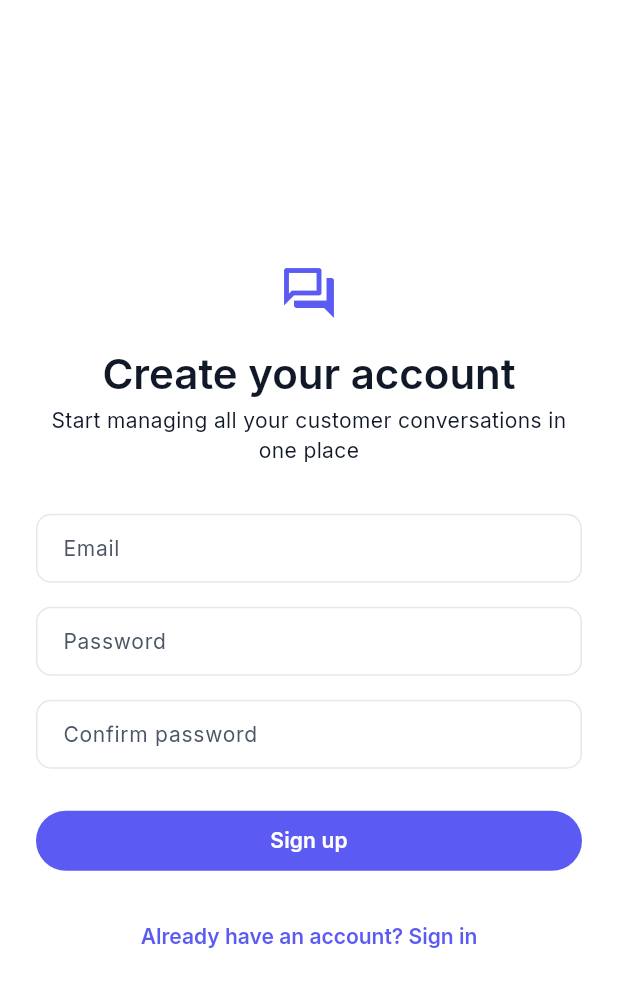
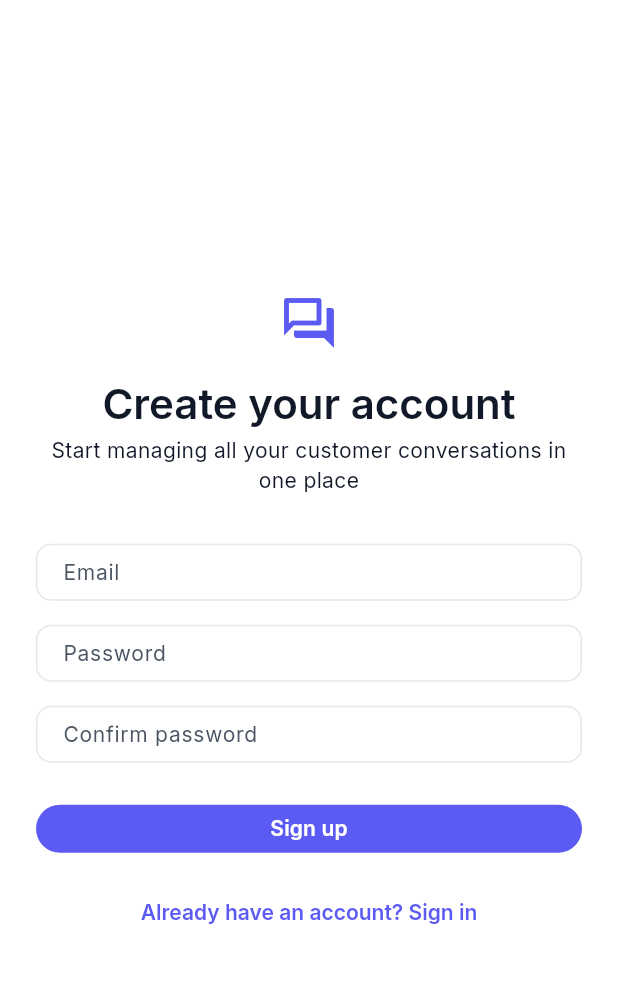
Before and after one commit to SualpSametKaya17/socibot, a Flutter app: the screen it shows after launch, after a tap on "Sign in", after a tap on "Don't have an account? Sign up", on a phone screen of 412 x 824 dp. Shown: the top 987 px of the screen. Run offline on Flutter 3.47's test engine with Material 3 defaults, Android fonts, the phone set to English and light mode, and no system bars; our stand-ins replace cached_network_image, emoji_picker_flutter, file_picker, flutter_riverpod, freezed_annotation, gap and 4 more; accounts and stored records are empty; statements that could not run were skipped.

Commit message:
Tema: premium/native his icin varsayilan Flutter/Material izlerini azalt
Genel gorunumun "bir Flutter uygulamasi gibi durmasini" azaltan,
tema seviyesinde uygulanan degisiklikler (tek tek widget'a dokunmadan
her yere yayilan degisiklikler):

- AppScrollBehavior: varsayilan Android tarzi buyuyen glow/stretch
  overscroll efekti kaldirildi — masaustu/web'de "bu bir Flutter/
  Android uygulamasi" izlenimi veren en belirgin seylerden biri.
- ThemeData.visualDensity: compact — stok Material bilesenlerinin
  (checkbox, popup menu satiri, vb.) dokunma hedefi icin ayirdigi
  fazladan bosluk sikilastirildi.
- splashFactory: NoSplash — buyuyen daire ripple animasyonu yerine
  duz hover/basili renk gecisi (zaten hoverColor/splashColor ile
  tanimliydi, artik gercekten oyle gorunuyor).
- ScrollbarThemeData: ince (6px), yuvarlak, soluk renkli, sadece
  hover/drag'da beliren scrollbar — varsayilan kalin gri yerine.
- IconButtonThemeData: varsayilan 48x48 dokunma alani ~32x32'ye
  sikilastirildi — yogun header/composer/toolbar satirlarinda
  ikonlar arasindaki bosluk artik referanstaki kadar sik.
- CardThemeData: cok hafif bir golge eklendi (elevation 1, %5 siyah)
  — sadece ince border yerine border+yumusak golge kombinasyonu,
  modern SaaS dashboard'larda (Linear/Notion tarzi) yaygin.
- PopupMenuThemeData: golgesi biraz belirginlestirildi, ayni yumusak
  ton.

flutter analyze: 0 issues. flutter test: 16/16 passed.
flutter build web --no-web-resources-cdn: basarili.

```diff
--- a/lib/app/app.dart
+++ b/lib/app/app.dart
@@ -2,6 +2,7 @@ import 'package:flutter/material.dart';
 import 'package:flutter_riverpod/flutter_riverpod.dart';
 
 import 'router/app_router.dart';
+import 'theme/app_scroll_behavior.dart';
 import 'theme/app_theme.dart';
 
 class SocibotApp extends ConsumerWidget {
@@ -20,6 +21,7 @@ class SocibotApp extends ConsumerWidget {
       // viewer's OS dark-mode setting silently switch it. Dark theme stays
       // implemented for later, just not auto-triggered yet.
       themeMode: ThemeMode.light,
+      scrollBehavior: AppScrollBehavior(),
       routerConfig: router,
     );
   }
--- /dev/null
+++ b/lib/app/theme/app_scroll_behavior.dart
@@ -0,0 +1,16 @@
+import 'package:flutter/material.dart';
+
+/// Removes Flutter's default Android-style glow/stretch overscroll
+/// indicator app-wide — one of the biggest visual tells that a web/
+/// desktop app is "a Flutter app" rather than a native-feeling product,
+/// and something no amount of widget-level styling fixes.
+class AppScrollBehavior extends MaterialScrollBehavior {
+  @override
+  Widget buildOverscrollIndicator(
+    BuildContext context,
+    Widget child,
+    ScrollableDetails details,
+  ) {
+    return child;
+  }
+}
--- a/lib/app/theme/app_theme.dart
+++ b/lib/app/theme/app_theme.dart
@@ -54,6 +54,21 @@ class AppTheme {
       scaffoldBackgroundColor: colors.background,
       textTheme: AppTypography.textTheme(colors.textPrimary),
       extensions: [colors],
+      // Stock Material's touch-sized defaults (buttons, checkboxes, popup
+      // menu rows) read as "a Flutter app" on a dense desktop SaaS
+      // screen; tightening density and dropping the growing-circle
+      // ripple in favor of a flat hover/press overlay is most of the fix.
+      visualDensity: VisualDensity.compact,
+      splashFactory: NoSplash.splashFactory,
+      scrollbarTheme: ScrollbarThemeData(
+        thickness: const WidgetStatePropertyAll(6),
+        radius: const Radius.circular(AppRadius.full),
+        thumbColor: WidgetStatePropertyAll(
+          colors.textMuted.withValues(alpha: 0.35),
+        ),
+        trackColor: const WidgetStatePropertyAll(Colors.transparent),
+        trackBorderColor: const WidgetStatePropertyAll(Colors.transparent),
+      ),
 
       appBarTheme: AppBarTheme(
         backgroundColor: colors.surface,
@@ -68,7 +83,9 @@ class AppTheme {
 
       cardTheme: CardThemeData(
         color: colors.surface,
-        elevation: 0,
+        elevation: 1,
+        shadowColor: Colors.black.withValues(alpha: 0.05),
+        surfaceTintColor: Colors.transparent,
         margin: EdgeInsets.zero,
         shape: RoundedRectangleBorder(
           borderRadius: AppRadius.lgAll,
@@ -173,11 +190,18 @@ class AppTheme {
         ),
       ),
 
-      // Icon button.
+      // Icon button. Stock IconButton reserves a 48x48 touch target —
+      // fine on mobile, but it visibly bloats icon rows on a dense
+      // desktop header/composer/toolbar, so tighten it to match the
+      // reference's compact icon spacing.
       iconButtonTheme: IconButtonThemeData(
         style: ButtonStyle(
+          visualDensity: VisualDensity.compact,
           foregroundColor: WidgetStatePropertyAll(colors.textSecondary),
           overlayColor: WidgetStatePropertyAll(colors.surfaceSecondary),
+          padding: const WidgetStatePropertyAll(EdgeInsets.all(6)),
+          minimumSize: const WidgetStatePropertyAll(Size(32, 32)),
+          tapTargetSize: MaterialTapTargetSize.shrinkWrap,
           shape: WidgetStatePropertyAll(
             RoundedRectangleBorder(borderRadius: AppRadius.mdAll),
           ),
@@ -223,7 +247,8 @@ class AppTheme {
       popupMenuTheme: PopupMenuThemeData(
         color: colors.surface,
         surfaceTintColor: Colors.transparent,
-        elevation: 3,
+        elevation: 4,
+        shadowColor: Colors.black.withValues(alpha: 0.10),
         shape: RoundedRectangleBorder(
           borderRadius: AppRadius.mdAll,
           side: border,
```
